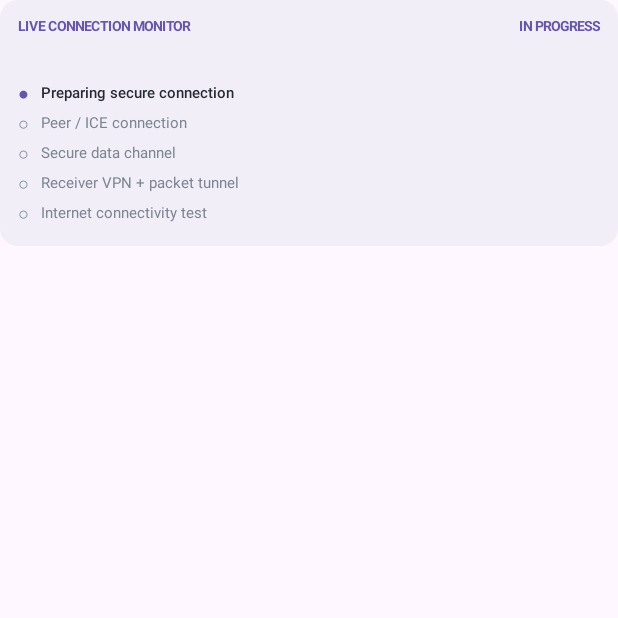
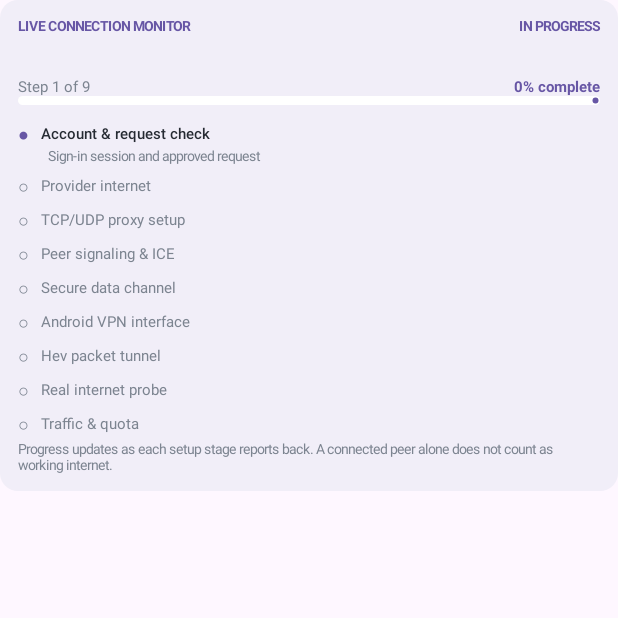
Before and after one commit to nixh1132-creator/NetSwap, an Android app built with Jetpack Compose: the composable ConnectionMonitorCard called with empty values, on a phone screen of 412 x 824 dp, the top half of it. Run offline under Robolectric (Android 15) with nearby library versions, the phone set to English and light mode, and no system bars; libraries missing offline, so code that uses them is left out: com.google.mlkit.vision, com.wireguard.config.

Commit message:
Expand connection monitor with progress and failure stage

```diff
--- a/app/src/main/java/com/netswap/app/MainActivity.kt
+++ b/app/src/main/java/com/netswap/app/MainActivity.kt
@@ -737,16 +737,29 @@ private fun RequestCard(
 @Composable
 private fun ConnectionMonitorCard(status: String) {
     val normalized = status.lowercase()
+    val connected = normalized.contains("vpn tunnel is running") || normalized.contains("internet probe passed")
     val failed = listOf("failed", "could not", "unable", "error", "not found", "timed out", "timeout", "required", "cancelled", "needs an active", "probe failed").any { normalized.contains(it) }
-    val connected = normalized.contains("vpn tunnel is running") || normalized.contains("internet probe passed")
+    data class Stage(val title: String, val hint: String, val keys: List<String>)
     val stages = listOf(
-        "Preparing secure connection" to listOf("starting connection", "preparing secure", "connecting"),
-        "Peer / ICE connection" to listOf("peer link", "ice", "peer did not connect"),
-        "Secure data channel" to listOf("data channel"),
-        "Receiver VPN + packet tunnel" to listOf("vpn", "hev", "packet tunnel"),
-        "Internet connectivity test" to listOf("internet", "probe")
+        Stage("Account & request check", "Sign-in session and approved request", listOf("starting connection", "checking approved", "please log in", "approved sharing request")),
+        Stage("Provider internet", "Mobile data / Wi-Fi upstream availability", listOf("provider internet", "upstream network", "provider phone needs", "enable mobile data")),
+        Stage("TCP/UDP proxy setup", "Preparing local proxy and stream handlers", listOf("tcp/udp proxy", "receiver tcp", "proxy", "socks5")),
+        Stage("Peer signaling & ICE", "Exchanging offer, answer and network candidates", listOf("signaling", "ice", "peer link", "peer did not connect")),
+        Stage("Secure data channel", "Opening encrypted peer data channel", listOf("data channel")),
+        Stage("Android VPN interface", "Creating receiver VPN interface and routes", listOf("vpn interface", "android vpn", "receiver vpn")),
+        Stage("Hev packet tunnel", "Forwarding VPN packets into the proxy", listOf("hev", "packet tunnel")),
+        Stage("Real internet probe", "Testing an HTTP request through provider internet", listOf("internet probe", "internet traffic", "peer data path", "http response")),
+        Stage("Traffic & quota", "Counting transferred bytes against approved limit", listOf("traffic", "quota", "sharing active"))
     )
-    val current = stages.indexOfLast { (_, keys) -> keys.any { normalized.contains(it) } }.coerceAtLeast(0)
+    val current = when {
+        connected -> stages.lastIndex
+        else -> stages.indexOfLast { stage -> stage.keys.any { normalized.contains(it) } }.coerceAtLeast(0)
+    }
+    val percent = when {
+        connected -> 100
+        failed -> ((current * 100) / stages.size).coerceIn(0, 99)
+        else -> ((current * 100) / stages.size).coerceIn(0, 99)
+    }
     val cardColor = when {
         failed -> Color(0xFFFFEFED)
         connected -> Color(0xFFEAF6EF)
@@ -762,25 +775,48 @@ private fun ConnectionMonitorCard(status: String) {
             Text("LIVE CONNECTION MONITOR", color = accent, fontSize = 9.sp, fontWeight = FontWeight.Bold)
             Text(when { failed -> "FAILED"; connected -> "CONNECTED"; else -> "IN PROGRESS" }, color = accent, fontSize = 9.sp, fontWeight = FontWeight.Bold)
         }
-        Spacer(Modifier.height(6.dp))
-        Text(status, color = Ink, fontSize = 12.sp)
-        Spacer(Modifier.height(9.dp))
+        Spacer(Modifier.height(7.dp))
+        Text(status, color = Ink, fontSize = 12.sp, fontWeight = FontWeight.Medium)
+        Spacer(Modifier.height(8.dp))
+        Row(Modifier.fillMaxWidth(), horizontalArrangement = Arrangement.SpaceBetween) {
+            Text(if (connected) "All stages complete" else "Step ${(current + 1).coerceAtMost(stages.size)} of ${stages.size}", color = Muted, fontSize = 10.sp)
+            Text("${percent}% complete", color = accent, fontSize = 10.sp, fontWeight = FontWeight.Bold)
+        }
+        LinearProgressIndicator(
+            progress = { percent / 100f },
+            modifier = Modifier.fillMaxWidth().height(6.dp),
+            color = accent,
+            trackColor = White
+        )
+        Spacer(Modifier.height(8.dp))
         stages.forEachIndexed { index, stage ->
             val done = connected || (!failed && index < current)
             val active = !failed && !connected && index == current
-            val marker = when { failed && index == current -> "✕"; done -> "✓"; active -> "●"; else -> "○" }
-            Row(Modifier.fillMaxWidth().padding(vertical = 2.dp), verticalAlignment = Alignment.CenterVertically) {
-                Text(marker, color = if (failed && index == current) Color(0xFFB6423A) else if (done) Color(0xFF347653) else if (active) accent else Muted, fontSize = 12.sp)
-                Spacer(Modifier.width(8.dp))
-                Text(stage.first, color = if (done || active || (failed && index == current)) Ink else Muted, fontSize = 10.sp, fontWeight = if (active || (failed && index == current)) FontWeight.SemiBold else FontWeight.Normal)
+            val isFailed = failed && index == current
+            val marker = when { isFailed -> "✕"; done -> "✓"; active -> "●"; else -> "○" }
+            Column(Modifier.fillMaxWidth().padding(vertical = 3.dp)) {
+                Row(verticalAlignment = Alignment.CenterVertically) {
+                    Text(marker, color = if (isFailed) Color(0xFFB6423A) else if (done) Color(0xFF347653) else if (active) accent else Muted, fontSize = 12.sp)
+                    Spacer(Modifier.width(8.dp))
+                    Text(stage.title, color = if (done || active || isFailed) Ink else Muted, fontSize = 10.sp, fontWeight = if (active || isFailed) FontWeight.SemiBold else FontWeight.Normal)
+                    if (isFailed) {
+                        Spacer(Modifier.weight(1f))
+                        Text("FAILED HERE", color = accent, fontSize = 8.sp, fontWeight = FontWeight.Bold)
+                    }
+                }
+                if (active || isFailed) {
+                    Text(stage.hint, color = if (isFailed) accent else Muted, fontSize = 9.sp, modifier = Modifier.padding(start = 20.dp, top = 1.dp))
+                }
             }
         }
         if (failed) {
             Spacer(Modifier.height(6.dp))
-            Text("Failure detail is shown above. Check both phones' internet, sign-in and TURN/ICE network access before retrying.", color = accent, fontSize = 10.sp)
+            Text("Failure point is marked above. The full error is shown at the top; completed steps are kept separate from the failed step.", color = accent, fontSize = 10.sp)
         } else if (connected) {
             Spacer(Modifier.height(4.dp))
-            Text("Internet probe passed. Peer transport and receiver tunnel are active.", color = accent, fontSize = 10.sp)
+            Text("End-to-end internet probe passed. Traffic usage and quota tracking are active.", color = accent, fontSize = 10.sp)
+        } else {
+            Text("Progress updates as each setup stage reports back. A connected peer alone does not count as working internet.", color = Muted, fontSize = 9.sp)
         }
     }
 }
```
